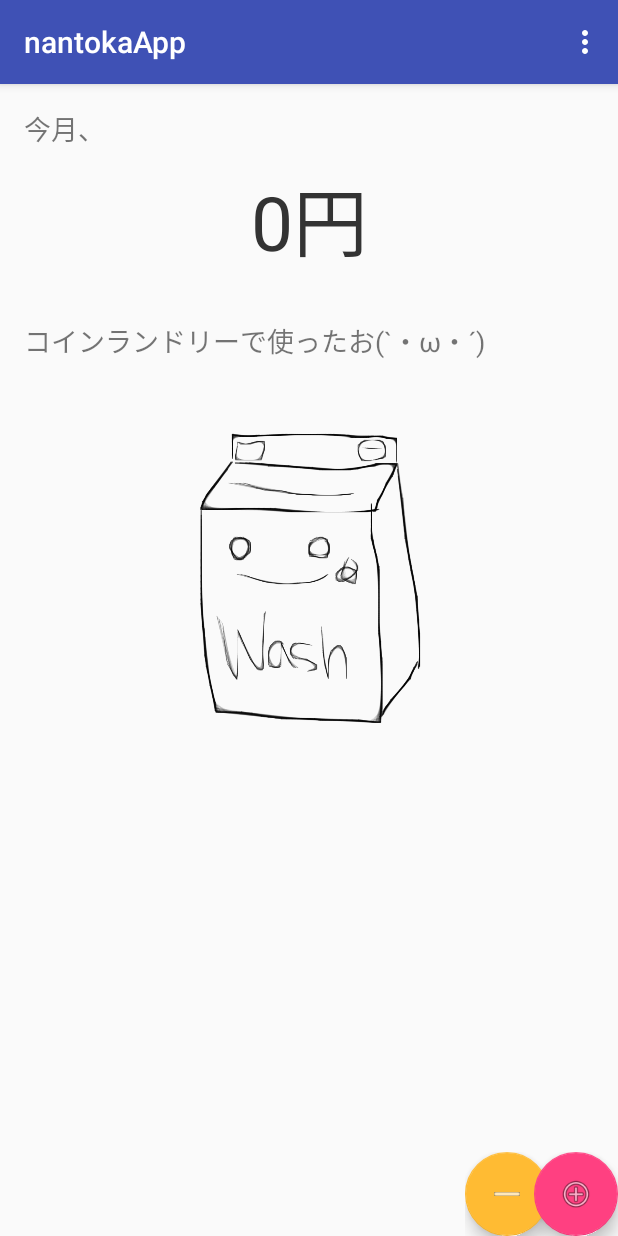
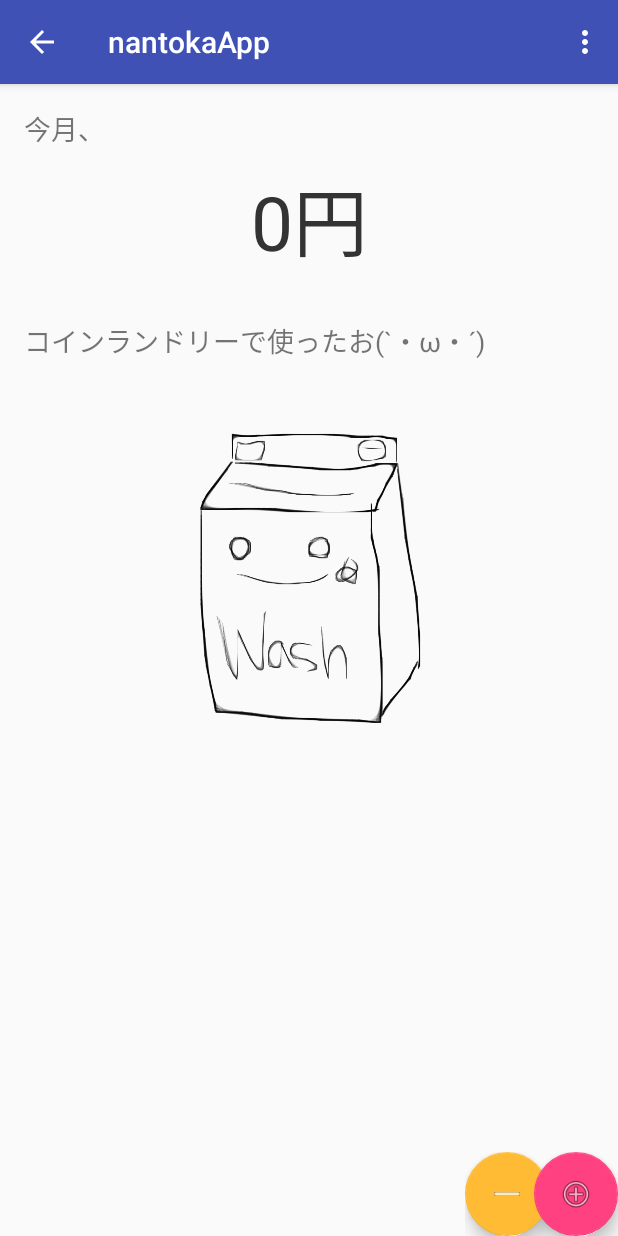
Before and after one commit to Tecco/nantokaApp, an Android app: the screen it shows after launch (MainActivity before the commit, TotalActivity after it), in the options menu, after a tap on "Total", on a phone screen of 412 x 824 dp. Run offline under Robolectric (Android 15) with nearby library versions, the phone set to English and light mode, and no system bars.

Commit message:
画面遷移！した！！

```diff
--- a/app/src/main/AndroidManifest.xml
+++ b/app/src/main/AndroidManifest.xml
@@ -18,6 +18,11 @@
                 <category android:name="android.intent.category.LAUNCHER" />
             </intent-filter>
         </activity>
+        <activity
+            android:name=".TotalActivity"
+            android:label="@string/app_name"
+            android:theme="@style/AppTheme.NoActionBar" >
+        </activity>
     </application>
 
 </manifest>
--- a/app/src/main/java/com/example/aya/nantokaapp/MainActivity.java
+++ b/app/src/main/java/com/example/aya/nantokaapp/MainActivity.java
@@ -1,6 +1,7 @@
 package com.example.aya.nantokaapp;
 
 import android.content.Context;
+import android.content.Intent;
 import android.content.SharedPreferences;
 import android.os.Bundle;
 import android.support.design.widget.FloatingActionButton;
@@ -78,7 +79,11 @@ public class MainActivity extends AppCompatActivity {
 
                 Toast.makeText(this, getString(R.string.reset_toast), Toast.LENGTH_LONG).show();
 
-                return true;
+                break;
+            case R.id.action_total:
+                Intent intent = new Intent(MainActivity.this, TotalActivity.class);
+                startActivity(intent);
+                break;
             default:
                 // some action
         }
--- /dev/null
+++ b/app/src/main/java/com/example/aya/nantokaapp/TotalActivity.java
@@ -0,0 +1,45 @@
+package com.example.aya.nantokaapp;
+
+import android.os.Bundle;
+import android.support.v7.app.AppCompatActivity;
+import android.support.v7.widget.Toolbar;
+import android.view.Menu;
+import android.view.MenuItem;
+
+/**
+ * Created by aya on 2016/03/31.
+ */
+public class TotalActivity extends AppCompatActivity {
+
+    @Override
+    protected void onCreate(Bundle savedInstanceState) {
+        super.onCreate(savedInstanceState);
+        setContentView(R.layout.activity_total);
+
+        Toolbar toolbar = (Toolbar) findViewById(R.id.toolbar);
+        setSupportActionBar(toolbar);
+
+        getSupportActionBar().setDisplayHomeAsUpEnabled(true);
+
+    }
+
+    @Override
+    public boolean onCreateOptionsMenu(Menu menu) {
+        // Inflate the menu; this adds items to the action bar if it is present.
+        getMenuInflater().inflate(R.menu.menu_main, menu);
+        return true;
+    }
+
+    @Override
+    public boolean onOptionsItemSelected(MenuItem item) {
+
+        switch (item.getItemId()) {
+            case android.R.id.home:
+                // some action
+                finish();
+        }
+
+        return super.onOptionsItemSelected(item);
+    }
+
+}
--- /dev/null
+++ b/app/src/main/res/layout/activity_total.xml
@@ -0,0 +1,50 @@
+<?xml version="1.0" encoding="utf-8"?>
+<android.support.design.widget.CoordinatorLayout
+    xmlns:android="http://schemas.android.com/apk/res/android"
+    xmlns:app="http://schemas.android.com/apk/res-auto"
+    xmlns:tools="http://schemas.android.com/tools"
+    android:layout_width="match_parent"
+    android:layout_height="match_parent"
+    android:fitsSystemWindows="true"
+    tools:context="com.example.aya.nantokaapp.MainActivity">
+
+    <android.support.design.widget.AppBarLayout
+        android:layout_height="wrap_content"
+        android:layout_width="match_parent"
+        android:theme="@style/AppTheme.AppBarOverlay">
+
+        <android.support.v7.widget.Toolbar
+            android:id="@+id/toolbar"
+            android:layout_width="match_parent"
+            android:layout_height="?attr/actionBarSize"
+            android:background="?attr/colorPrimary"
+            app:popupTheme="@style/AppTheme.PopupOverlay" />
+
+    </android.support.design.widget.AppBarLayout>
+
+    <include layout="@layout/content_total"/>
+
+    <LinearLayout
+        android:orientation="horizontal"
+        android:layout_width="wrap_content"
+        android:layout_height="wrap_content"
+        android:layout_gravity="bottom|end">
+
+        <android.support.design.widget.FloatingActionButton
+            android:id="@+id/fab_remove"
+            android:layout_width="wrap_content"
+            android:layout_height="wrap_content"
+            android:src="@drawable/icon_minus"
+            app:backgroundTint="@android:color/holo_orange_light"
+            android:layout_marginRight="-10dp" />
+
+        <android.support.design.widget.FloatingActionButton
+            android:id="@+id/fab_add"
+            android:layout_width="wrap_content"
+            android:layout_height="wrap_content"
+            android:src="@android:drawable/ic_menu_add" />
+
+    </LinearLayout>
+
+
+</android.support.design.widget.CoordinatorLayout>
--- /dev/null
+++ b/app/src/main/res/layout/content_total.xml
@@ -0,0 +1,55 @@
+<?xml version="1.0" encoding="utf-8"?>
+<LinearLayout
+    xmlns:android="http://schemas.android.com/apk/res/android"
+    xmlns:tools="http://schemas.android.com/tools"
+    xmlns:app="http://schemas.android.com/apk/res-auto"
+    android:layout_width="match_parent"
+    android:layout_height="match_parent"
+    android:paddingLeft="@dimen/activity_horizontal_margin"
+    android:paddingRight="@dimen/activity_horizontal_margin"
+    android:paddingTop="@dimen/activity_vertical_margin"
+    android:paddingBottom="@dimen/activity_vertical_margin"
+    app:layout_behavior="@string/appbar_scrolling_view_behavior"
+    tools:showIn="@layout/activity_main"
+    tools:context="com.example.aya.nantokaapp.MainActivity"
+    android:weightSum="1"
+    android:orientation="vertical"
+    android:id="@+id/content_main_layout">
+
+    <TextView
+        android:text="@string/this_month"
+        android:layout_width="wrap_content"
+        android:layout_height="wrap_content"
+        android:textSize="18dp"
+        android:typeface="normal" />
+
+    <TextView
+        android:id="@+id/fee_text"
+        android:text="@string/init_fee"
+        android:layout_width="match_parent"
+        android:layout_height="wrap_content"
+        android:textSize="50dp"
+        android:textColor="#333"
+        android:gravity="center_horizontal"
+        android:layout_marginTop="10dp"
+        android:layout_marginBottom="30dp"
+        android:typeface="normal" />
+
+    <TextView
+        android:text="@string/ending_text"
+        android:layout_width="wrap_content"
+        android:layout_height="wrap_content"
+        android:textSize="18dp"
+        android:typeface="normal" />
+
+    <ImageView
+        android:layout_width="203dp"
+        android:layout_height="187dp"
+        android:id="@+id/imageView"
+        android:src="@drawable/washing_machine"
+        android:layout_gravity="center_horizontal"
+        android:layout_marginTop="40dp"
+        android:layout_weight="0.06"
+        android:contentDescription="@string/image_description" />
+
+</LinearLayout>
```
